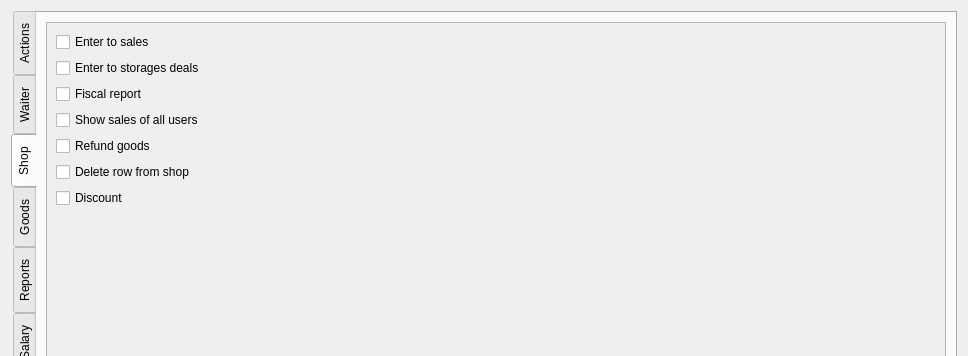
The window that Forms/c5grouppermissionseditor.ui (End1-1/Cafe5) describes before a commit, drawn with Qt 5; both pictures show x 0 to 968 and y 0 to 356 of the 968 by 852 pixel window.
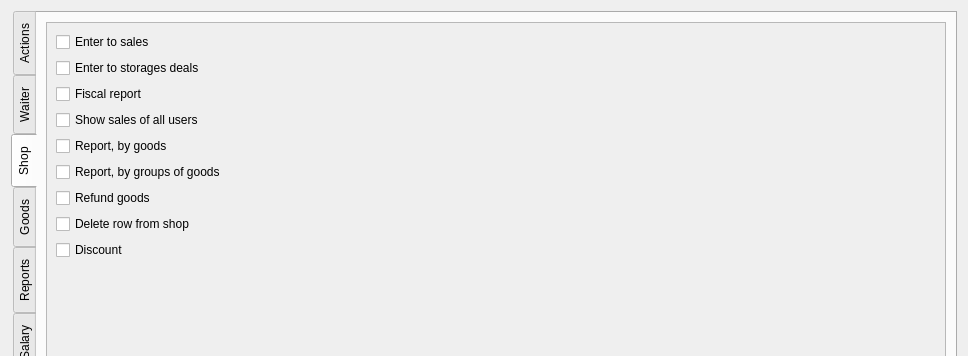
The same window after the commit. The open tabs and pages were chosen to show the change. Custom widgets are drawn as their Qt base class.

Diff of the .ui file:
```diff
--- a/Forms/c5grouppermissionseditor.ui
+++ b/Forms/c5grouppermissionseditor.ui
@@ -578,6 +578,26 @@
              </property>
             </widget>
            </item>
+           <item>
+            <widget class="C5CheckBox" name="checkBox_119">
+             <property name="text">
+              <string>Report, by goods</string>
+             </property>
+             <property name="Tag" stdset="0">
+              <number>1208</number>
+             </property>
+            </widget>
+           </item>
+           <item>
+            <widget class="C5CheckBox" name="checkBox_120">
+             <property name="text">
+              <string>Report, by groups of goods</string>
+             </property>
+             <property name="Tag" stdset="0">
+              <number>1209</number>
+             </property>
+            </widget>
+           </item>
            <item>
             <widget class="C5CheckBox" name="checkBox_54">
              <property name="text">
```
Left out of the diff: 62 changed lines with no effect on the pictures.
